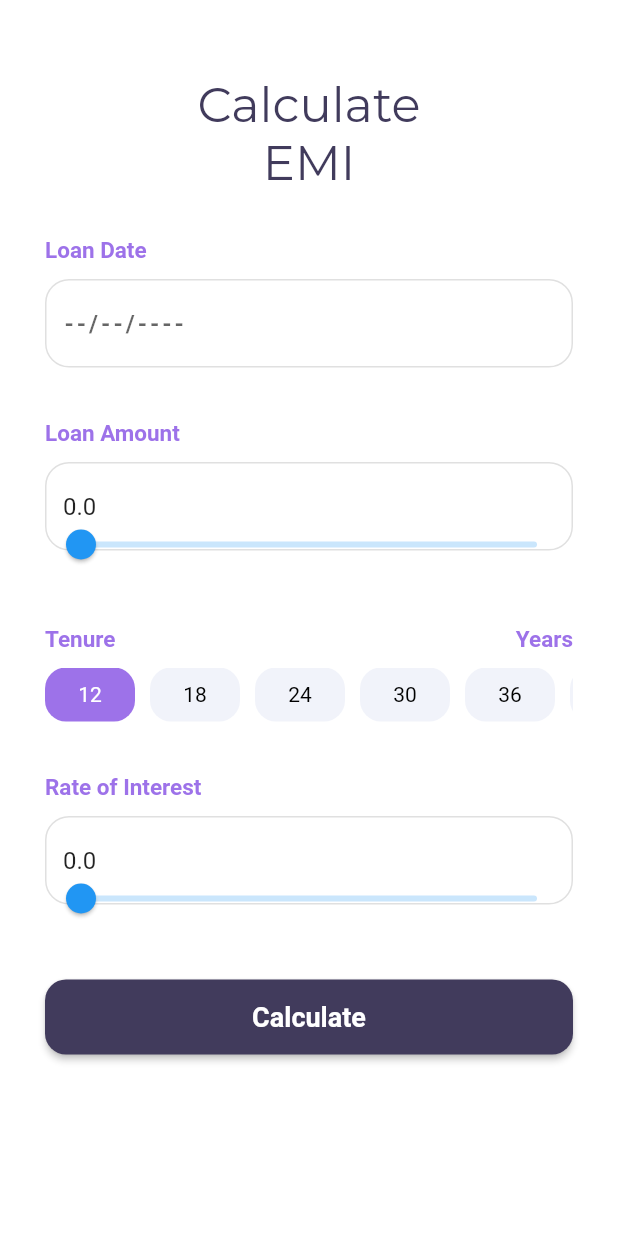
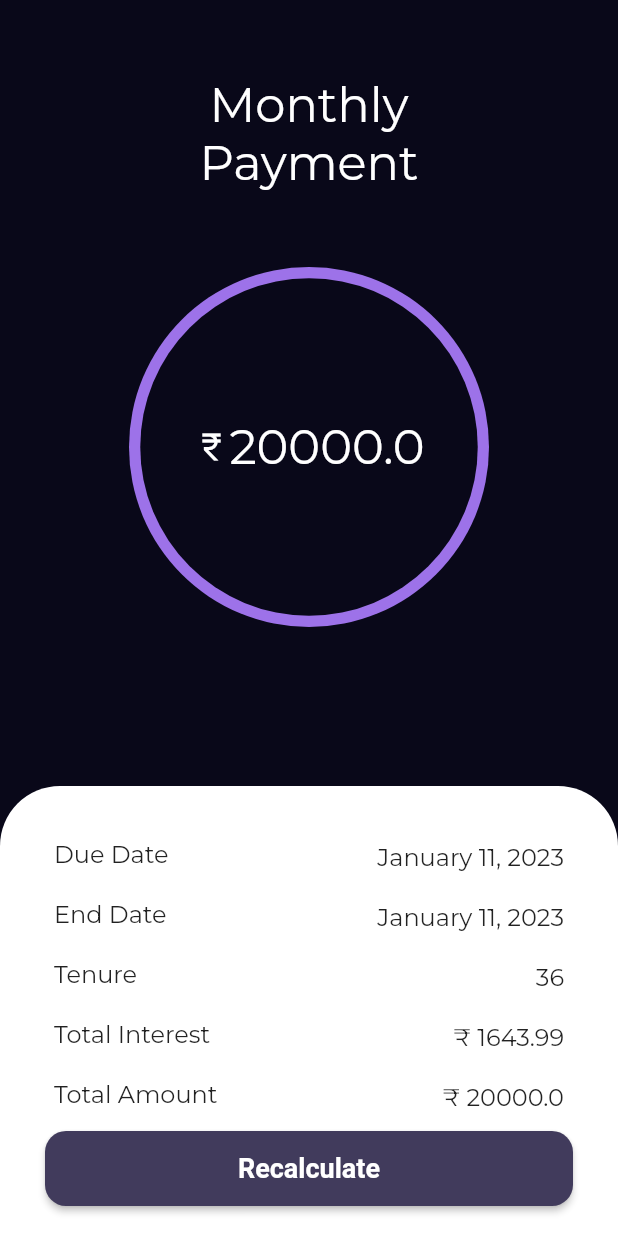
Before and after one commit to vishnucprasad/emi_calculator, a Flutter app: the HomePage screen opened by its route, after a tap on "Calculate", on a phone screen of 412 x 824 dp. Run offline on Flutter 3.47's test engine with Material 2 defaults, Android fonts, the phone set to English and light mode, and no system bars; drawn by our look-alikes of syncfusion_flutter_sliders; our stand-ins replace auto_route, flutter_hooks, google_fonts; missing offline and left inert: syncfusion_flutter_core.

Commit message:
Designed Result Page

```diff
--- a/lib/presentation/Home/widgets/custom_button.dart
+++ b/lib/presentation/Home/widgets/custom_button.dart
@@ -1,15 +1,15 @@
 import 'package:emi_calculator/presentation/core/colors.dart';
 import 'package:flutter/material.dart';
-import 'package:flutter/src/widgets/container.dart';
-import 'package:flutter/src/widgets/framework.dart';
 
 class CustomButton extends StatelessWidget {
   const CustomButton({
     required this.text,
+    required this.onPressed,
     super.key,
   });
 
   final String text;
+  final void Function()? onPressed;
 
   @override
   Widget build(BuildContext context) {
@@ -17,7 +17,7 @@ class CustomButton extends StatelessWidget {
       width: double.infinity,
       height: 50,
       child: ElevatedButton(
-        onPressed: () {},
+        onPressed: onPressed,
         style: ButtonStyle(
           backgroundColor:
               MaterialStateProperty.all<Color>(kSecondaryDarkColor),
--- a/lib/presentation/Home/widgets/emi_form.dart
+++ b/lib/presentation/Home/widgets/emi_form.dart
@@ -3,7 +3,9 @@ import 'package:emi_calculator/presentation/Home/widgets/custom_text_form_field.
 import 'package:emi_calculator/presentation/Home/widgets/date_field.dart';
 import 'package:emi_calculator/presentation/Home/widgets/tenure_picker.dart';
 import 'package:emi_calculator/presentation/core/constants.dart';
+import 'package:emi_calculator/presentation/router/app_router.gr.dart';
 import 'package:flutter/material.dart';
+import 'package:auto_route/auto_route.dart';
 
 class EmiForm extends StatelessWidget {
   const EmiForm({super.key});
@@ -32,7 +34,12 @@ class EmiForm extends StatelessWidget {
                 maxValue: 100,
               ),
               kHeight25,
-              const CustomButton(text: 'Calculate'),
+              CustomButton(
+                text: 'Calculate',
+                onPressed: () {
+                  context.router.push(const ResultRoute());
+                },
+              ),
             ],
           ),
         ),
--- a/lib/presentation/Home/widgets/tenure_picker.dart
+++ b/lib/presentation/Home/widgets/tenure_picker.dart
@@ -25,7 +25,7 @@ class TenurePicker extends StatelessWidget {
             ),
             Spacer(),
             Text(
-              'Years',
+              'Months',
               style: TextStyle(
                 color: kPrimaryColor,
                 fontSize: 15,
--- /dev/null
+++ b/lib/presentation/Result/result_page.dart
@@ -0,0 +1,48 @@
+import 'package:emi_calculator/presentation/Result/widgets/emi_result.dart';
+import 'package:emi_calculator/presentation/Result/widgets/result_details.dart';
+import 'package:emi_calculator/presentation/core/colors.dart';
+import 'package:emi_calculator/presentation/core/constants.dart';
+import 'package:emi_calculator/presentation/widgets/title_text.dart';
+import 'package:flutter/material.dart';
+import 'package:flutter/src/widgets/container.dart';
+import 'package:flutter/src/widgets/framework.dart';
+
+class ResultPage extends StatelessWidget {
+  const ResultPage({super.key});
+
+  @override
+  Widget build(BuildContext context) {
+    return Scaffold(
+      backgroundColor: kDarkColor.withBlue(25),
+      body: SafeArea(
+        child: Stack(
+          children: [
+            SizedBox(
+              width: double.infinity,
+              child: Column(
+                crossAxisAlignment: CrossAxisAlignment.center,
+                children: const [
+                  kHeight50,
+                  TitleText(
+                    title: 'Monthly',
+                    theme: "dark",
+                  ),
+                  TitleText(
+                    title: 'Payment',
+                    theme: "dark",
+                  ),
+                  kHeight50,
+                  EmiResult(emi: 20000.00),
+                ],
+              ),
+            ),
+            const Align(
+              alignment: Alignment.bottomCenter,
+              child: ResultDetails(),
+            ),
+          ],
+        ),
+      ),
+    );
+  }
+}
--- /dev/null
+++ b/lib/presentation/Result/widgets/details_list_item.dart
@@ -0,0 +1,30 @@
+import 'package:emi_calculator/presentation/core/constants.dart';
+import 'package:flutter/material.dart';
+
+class DetailsListItem extends StatelessWidget {
+  const DetailsListItem({
+    Key? key,
+    required this.title,
+    required this.value,
+  }) : super(key: key);
+
+  final String title;
+  final String value;
+
+  @override
+  Widget build(BuildContext context) {
+    return SizedBox(
+      height: 30,
+      child: ListTile(
+        leading: Text(
+          title,
+          style: kBoldTextStyle,
+        ),
+        trailing: Text(
+          value,
+          style: kBoldTextStyle,
+        ),
+      ),
+    );
+  }
+}
--- /dev/null
+++ b/lib/presentation/Result/widgets/emi_result.dart
@@ -0,0 +1,49 @@
+import 'package:emi_calculator/presentation/core/colors.dart';
+import 'package:emi_calculator/presentation/widgets/title_text.dart';
+import 'package:flutter/material.dart';
+
+class EmiResult extends StatelessWidget {
+  const EmiResult({
+    required this.emi,
+    super.key,
+  });
+
+  final double emi;
+
+  @override
+  Widget build(BuildContext context) {
+    return Stack(
+      children: [
+        const Align(
+          alignment: Alignment.center,
+          child: CircleAvatar(
+            radius: 120,
+            backgroundColor: kPrimaryColor,
+          ),
+        ),
+        Positioned(
+          left: 0,
+          right: 0,
+          bottom: 7.5,
+          child: CircleAvatar(
+            radius: 112.5,
+            backgroundColor: kDarkColor.withBlue(25),
+            child: Row(
+              mainAxisAlignment: MainAxisAlignment.center,
+              children: [
+                const Icon(
+                  Icons.currency_rupee,
+                  color: kWhiteColor,
+                ),
+                TitleText(
+                  title: emi.toString(),
+                  theme: "dark",
+                ),
+              ],
+            ),
+          ),
+        ),
+      ],
+    );
+  }
+}
--- /dev/null
+++ b/lib/presentation/Result/widgets/result_details.dart
@@ -0,0 +1,59 @@
+import 'package:emi_calculator/presentation/Home/widgets/custom_button.dart';
+import 'package:emi_calculator/presentation/Result/widgets/details_list_item.dart';
+import 'package:emi_calculator/presentation/core/colors.dart';
+import 'package:emi_calculator/presentation/core/constants.dart';
+import 'package:flutter/material.dart';
+import 'package:auto_route/auto_route.dart';
+
+class ResultDetails extends StatelessWidget {
+  const ResultDetails({super.key});
+
+  @override
+  Widget build(BuildContext context) {
+    return Container(
+      height: 300,
+      width: double.infinity,
+      decoration: const BoxDecoration(
+        color: kWhiteColor,
+        borderRadius: BorderRadius.only(
+          topLeft: Radius.circular(40),
+          topRight: Radius.circular(40),
+        ),
+      ),
+      child: Column(
+        children: [
+          Expanded(
+            child: Padding(
+              padding:
+                  const EdgeInsets.only(top: 20.0, left: 20.0, right: 20.0),
+              child: ListView(
+                children: const [
+                  DetailsListItem(title: 'Due Date', value: "January 11, 2023"),
+                  kHeight10,
+                  DetailsListItem(title: 'End Date', value: "January 11, 2023"),
+                  kHeight10,
+                  DetailsListItem(title: 'Tenure', value: "36"),
+                  kHeight10,
+                  DetailsListItem(title: 'Total Interest', value: "₹ 1643.99"),
+                  kHeight10,
+                  DetailsListItem(title: 'Total Amount', value: "₹ 20000.0"),
+                  kHeight10,
+                ],
+              ),
+            ),
+          ),
+          Padding(
+            padding:
+                const EdgeInsets.only(bottom: 20.0, left: 30.0, right: 30.0),
+            child: CustomButton(
+              text: "Recalculate",
+              onPressed: () {
+                context.router.pop();
+              },
+            ),
+          ),
+        ],
+      ),
+    );
+  }
+}
--- a/lib/presentation/core/constants.dart
+++ b/lib/presentation/core/constants.dart
@@ -51,3 +51,10 @@ final kTitleTextStyle = TextStyle(
     fontWeight: FontWeight.bold,
   ).fontFamily,
 );
+
+final kBoldTextStyle = TextStyle(
+  fontFamily: GoogleFonts.montserrat(
+    fontWeight: FontWeight.bold,
+  ).fontFamily,
+  fontSize: 16,
+);
--- a/lib/presentation/router/app_router.dart
+++ b/lib/presentation/router/app_router.dart
@@ -1,10 +1,18 @@
 import 'package:auto_route/auto_route.dart';
 import 'package:emi_calculator/presentation/Home/home_page.dart';
+import 'package:emi_calculator/presentation/Result/result_page.dart';
 
 @MaterialAutoRouter(
   replaceInRouteName: "Page,Route",
   routes: <AutoRoute>[
-    MaterialRoute(page: HomePage, initial: true),
+    MaterialRoute(
+      page: HomePage,
+      initial: true,
+    ),
+    CustomRoute(
+      page: ResultPage,
+      transitionsBuilder: TransitionsBuilders.slideBottom,
+    )
   ],
 )
 class $AppRouter {}
--- a/lib/presentation/widgets/title_text.dart
+++ b/lib/presentation/widgets/title_text.dart
@@ -1,19 +1,26 @@
+import 'package:emi_calculator/presentation/core/colors.dart';
 import 'package:emi_calculator/presentation/core/constants.dart';
 import 'package:flutter/material.dart';
 
 class TitleText extends StatelessWidget {
   const TitleText({
     required this.title,
+    this.theme,
     super.key,
   });
 
   final String title;
+  final String? theme;
 
   @override
   Widget build(BuildContext context) {
     return Text(
       title,
-      style: kTitleTextStyle,
+      style: theme == "dark"
+          ? kTitleTextStyle.copyWith(
+              color: kWhiteColor,
+            )
+          : kTitleTextStyle,
     );
   }
 }
```
Also changed, not shown: lib/presentation/router/app_router.gr.dart.
